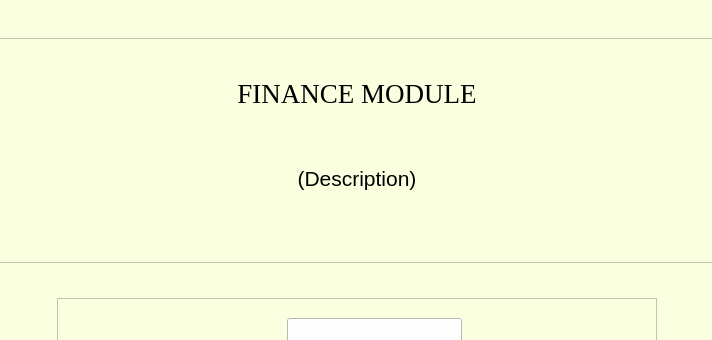
Qt form ui_files/finance_module/starting_screen.ui (Ris-code/institutional_benchmarking_model) before a commit; both pictures show x 102 to 814 and y 0 to 340 of the 918 by 460 pixel window.
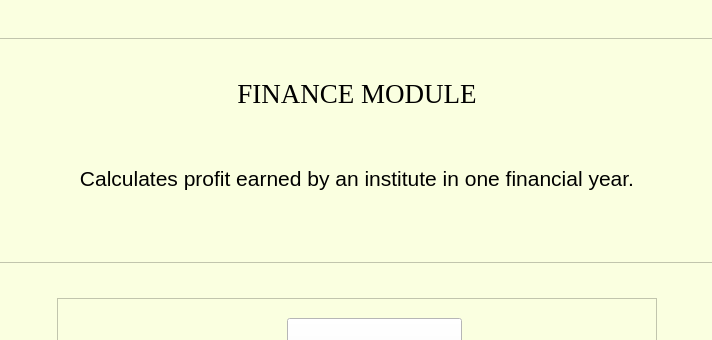
The same form after that commit.

Commit message: added description to finance module

The edit to the form file:
```diff
--- a/ui_files/finance_module/starting_screen.ui
+++ b/ui_files/finance_module/starting_screen.ui
@@ -136,7 +136,7 @@
         <string notr="true"/>
        </property>
        <property name="text">
-        <string>(Description)</string>
+        <string>Calculates profit earned by an institute in one financial year.</string>
        </property>
        <property name="alignment">
         <set>Qt::AlignCenter</set>
```
Left out of the diff: 2 changed lines with no effect on the pictures.
